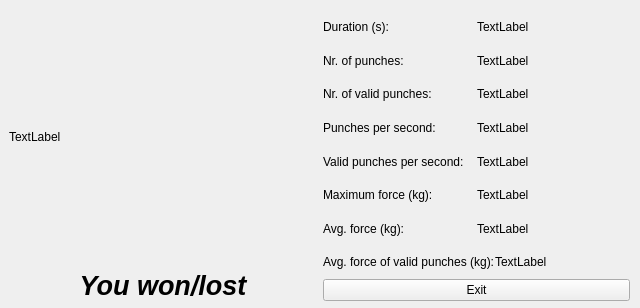
Qt form PiControl/results_ui.ui (SoftLegend/MartialArtEvaluation) before a commit.
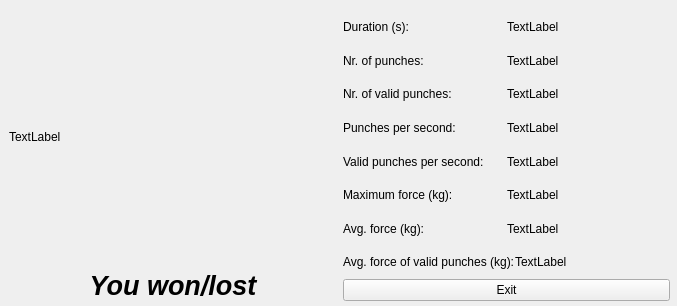
The same form after that commit.

```diff
--- a/PiControl/results_ui.ui
+++ b/PiControl/results_ui.ui
@@ -6,10 +6,16 @@
    <rect>
     <x>0</x>
     <y>0</y>
-    <width>640</width>
-    <height>308</height>
+    <width>677</width>
+    <height>306</height>
    </rect>
   </property>
+  <property name="sizePolicy">
+   <sizepolicy hsizetype="Fixed" vsizetype="Fixed">
+    <horstretch>0</horstretch>
+    <verstretch>0</verstretch>
+   </sizepolicy>
+  </property>
   <property name="windowTitle">
    <string>Results</string>
   </property>
@@ -18,7 +24,7 @@
     <rect>
      <x>9</x>
      <y>10</y>
-     <width>621</width>
+     <width>661</width>
      <height>291</height>
     </rect>
    </property>
```
